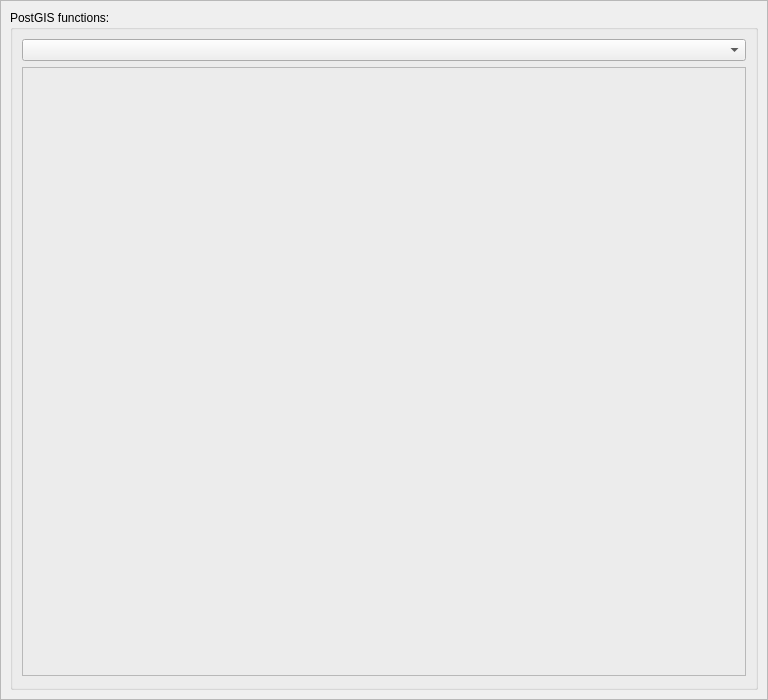
Old version of the form CustomQueryBuilder/UI/postgishelpdialog.ui in the repository eryk918/postgis_toolbox.
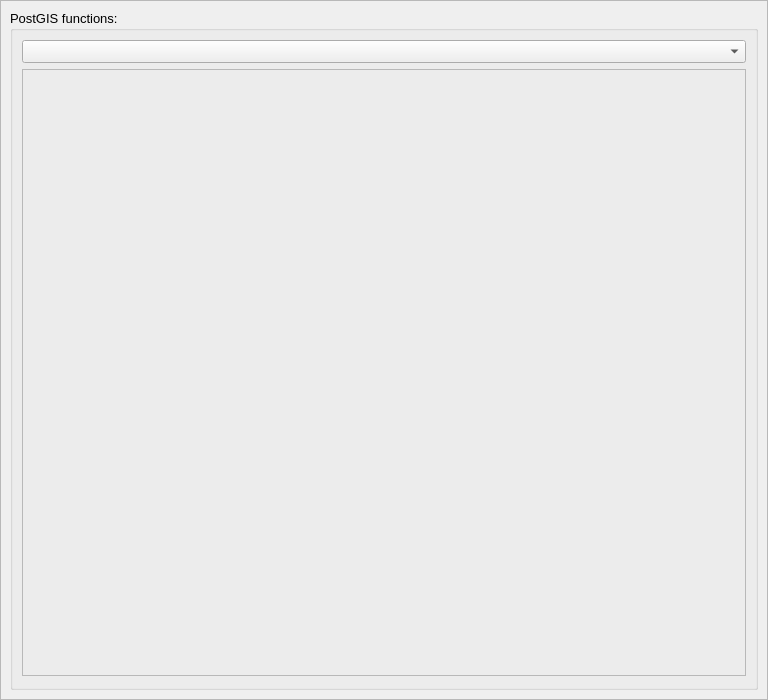
New version of the form. Icons and pictures are not drawn.

```diff
--- a/CustomQueryBuilder/UI/postgishelpdialog.ui
+++ b/CustomQueryBuilder/UI/postgishelpdialog.ui
@@ -48,13 +48,7 @@
     <normaloff>../../../../../../../../../../../images/icon.png</normaloff>../../../../../../../../../../../images/icon.png</iconset>
   </property>
   <property name="styleSheet">
-   <string notr="true">QComboBox {
-	color: rgb(0,0,0);
-}
-* {
-    font: 10pt &quot;Segoe UI&quot;; 
-}
-</string>
+   <string notr="true"/>
   </property>
   <property name="sizeGripEnabled">
    <bool>false</bool>
```
